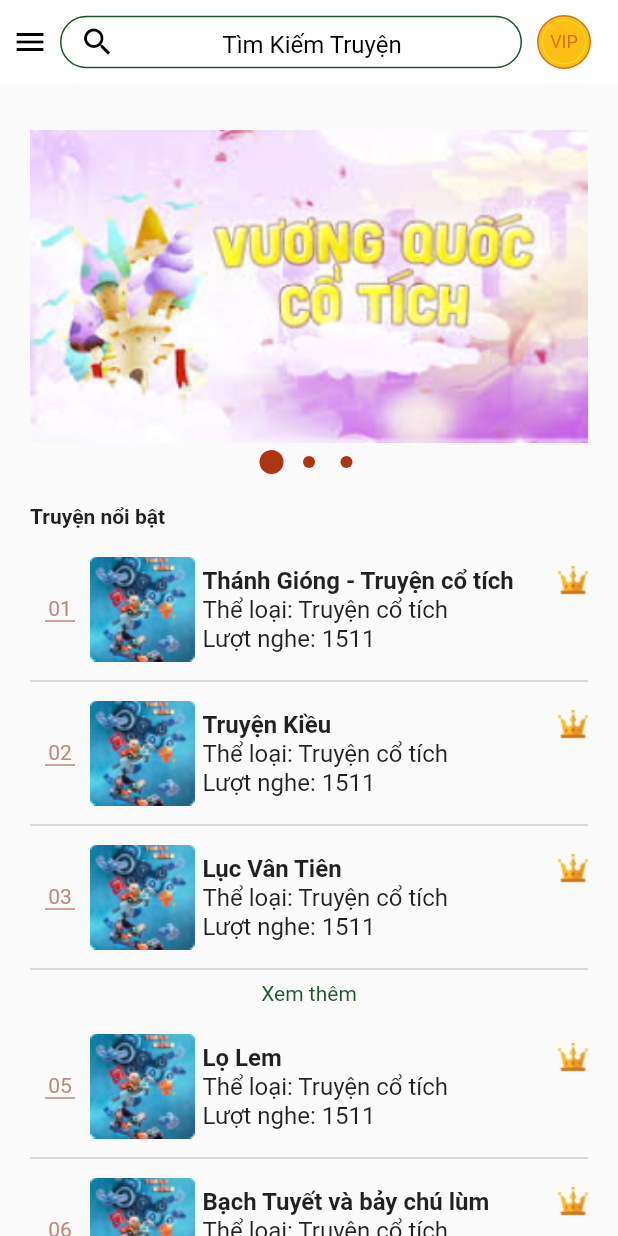
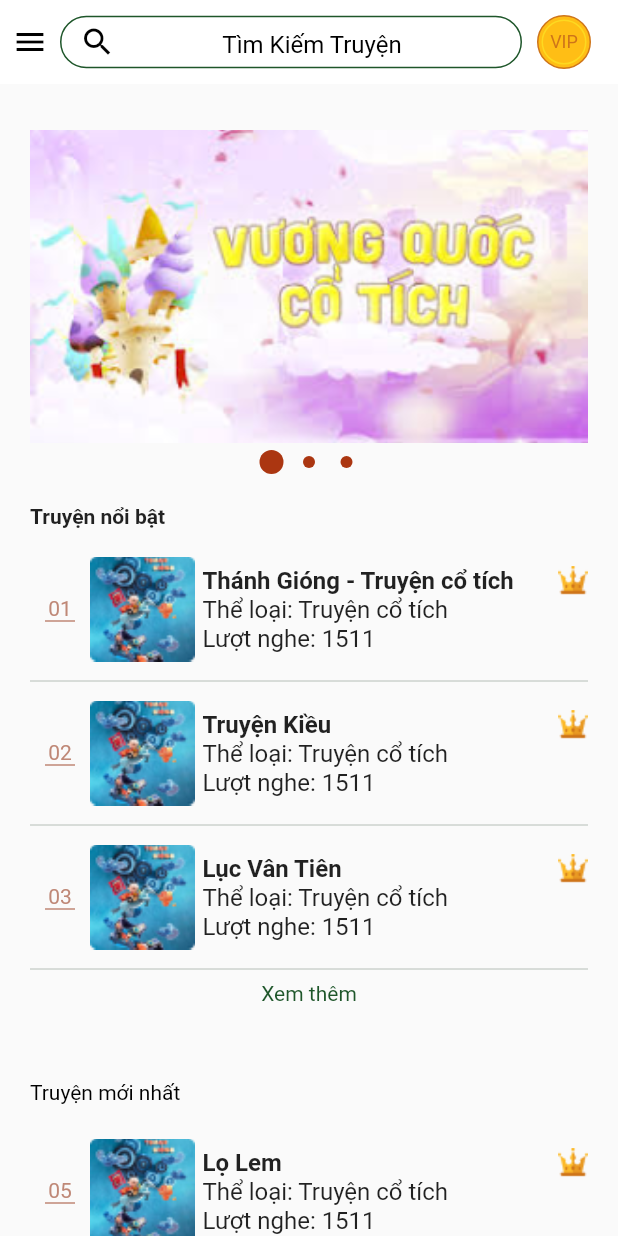
Before and after one commit to HenryQz/book_store, a Flutter app: the Home screen opened directly, on a phone screen of 412 x 824 dp. Run offline on Flutter 3.47's test engine with Material 2 defaults, Android fonts, the phone set to English and light mode, and no system bars.

Commit message:
refactor code home screen

```diff
--- a/lib/model/story_model.dart
+++ b/lib/model/story_model.dart
@@ -1,12 +1,51 @@
 
-class StoryModel {
+abstract class StoryHome {
+
+}
+
+class StoryHighlightModel extends StoryHome {
   String storyName;
   String storyType;
   int storyViews;
 
-  StoryModel({String storyName, String storyType, int storyViews}) {
+  StoryHighlightModel({String storyName, String storyType, int storyViews}) {
     this.storyName = storyName;
     this.storyType = storyType;
     this.storyViews = storyViews;
   }
 }
+
+class StoryHighlightHeader extends StoryHome {
+  String text = "Truyện nổi bật";
+}
+
+class StoryNewModel extends StoryHome {
+  String storyName;
+  String storyType;
+  int storyViews;
+
+  StoryNewModel({String storyName, String storyType, int storyViews}) {
+    this.storyName = storyName;
+    this.storyType = storyType;
+    this.storyViews = storyViews;
+  }
+}
+
+class StoryViewHeader extends StoryHome {
+  String textMore = "Xem thêm";
+  String storyNewTitle = "Truyện mới nhất";
+}
+
+class StoryTypeHeader extends StoryHome {
+  String textMore = "Xem thêm";
+  String storyNewTitle = "Thể loại truyện";
+}
+
+class StoryTypeModel extends StoryHome {
+  String storyType;
+  int type = 0;
+
+  StoryTypeModel({String storyType}) {
+    this.storyType = storyType;
+  }
+}
--- a/lib/widgets/home/home.dart
+++ b/lib/widgets/home/home.dart
@@ -22,29 +22,56 @@ class _HomeState extends State<Home> {
   static const _kCurve = Curves.ease;
   final _kArrowColor = Colors.black.withOpacity(0.8);
 
-  List<StoryModel> storyHighlight = [
-    StoryModel(storyName: "Thánh Gióng - Truyện cổ tích", storyType: "Truyện cổ tích", storyViews: 1511),
-    StoryModel(storyName: "Truyện Kiều", storyType: "Truyện cổ tích", storyViews: 1511),
-    StoryModel(storyName: "Lục Vân Tiên", storyType: "Truyện cổ tích", storyViews: 1511)
+  List<StoryHome> stories = [];
+
+  List<StoryHome> storyHighlight = [
+    StoryHighlightModel(
+        storyName: "Thánh Gióng - Truyện cổ tích",
+        storyType: "Truyện cổ tích",
+        storyViews: 1511),
+    StoryHighlightModel(
+        storyName: "Truyện Kiều",
+        storyType: "Truyện cổ tích",
+        storyViews: 1511),
+    StoryHighlightModel(
+        storyName: "Lục Vân Tiên",
+        storyType: "Truyện cổ tích",
+        storyViews: 1511)
   ];
 
-  List<StoryModel> storyNews = [
-    StoryModel(storyName: "Lọ Lem", storyType: "Truyện cổ tích", storyViews: 1511),
-    StoryModel(storyName: "Bạch Tuyết và bảy chú lùm", storyType: "Truyện cổ tích", storyViews: 1511),
-    StoryModel(storyName: "Cô bé bán diêm", storyType: "Truyện cổ tích", storyViews: 1511)
+  List<StoryHome> storyNews = [
+    StoryNewModel(
+        storyName: "Lọ Lem", storyType: "Truyện cổ tích", storyViews: 1511),
+    StoryNewModel(
+        storyName: "Bạch Tuyết và bảy chú lùm",
+        storyType: "Truyện cổ tích",
+        storyViews: 1511),
+    StoryNewModel(
+        storyName: "Cô bé bán diêm",
+        storyType: "Truyện cổ tích",
+        storyViews: 1511)
   ];
 
-  List<String> storyTypes = [
-    "Truyện cổ tích Việt Nam",
-    "Truyện cổ tích thế giới",
-    "Truyện cổ tích Việt Nam",
-    "Truyện cổ tích thế giới",
+  List<StoryHome> storyTypes = [
+    StoryTypeModel(storyType: "Truyện cổ tích Việt Nam"),
+    StoryTypeModel(storyType: "Truyện cổ tích thế giới"),
+    StoryTypeModel(storyType: "Truyện cổ tích Việt Nam"),
+    StoryTypeModel(storyType: "Truyện cổ tích thế giới"),
   ];
 
   @override
   void initState() {
     super.initState();
     _pageController = PageController();
+    List<StoryHome> highlightHeader = [StoryHighlightHeader()];
+    List<StoryHome> newHeader = [StoryViewHeader()];
+    List<StoryHome> typeHeader = [StoryTypeHeader()];
+    stories = highlightHeader +
+        storyHighlight +
+        newHeader +
+        storyNews +
+        typeHeader +
+        storyTypes;
   }
 
   @override
@@ -221,90 +248,35 @@ class _HomeState extends State<Home> {
             ),
             Expanded(
               child: Container(
-                margin: EdgeInsets.only(left: 20, top: 20,right: 20),
+                margin: EdgeInsets.only(left: 20, top: 20, right: 20),
                 child: new ListView.builder(
-                    itemCount: storyHighlight.length + storyNews.length + storyTypes.length + 3,
+                    itemCount: stories.length,
                     itemBuilder: (BuildContext context, int index) {
-                      if (index == 0) {
+                      var story = stories[index];
+                      if (story is StoryHighlightHeader) {
                         return Container(
                           height: 30,
-                          child: Text("Truyện nổi bật", style: TextStyle(fontWeight: FontWeight.bold, fontSize: 14),),
-                        );
-                      }
-
-                      if (index == storyHighlight.length + 1) {
-                        return Container(
-                          height: 30,
-                          child: Text("Xem thêm", style: TextStyle(color: HexColor.fromHex("1E562A"),fontWeight: FontWeight.w400, fontSize: 14),textAlign: TextAlign.center,),
-                        );
-                      }
-
-                      if (index == storyHighlight.length + storyNews.length + 2) {
-                        return Container(
-                          height: 100,
-                          child: Column(
-                            crossAxisAlignment: CrossAxisAlignment.start,
-                            children: [
-                              Center(
                           child: Text(
-                                  "Xem thêm",
+                            "Truyện nổi bật",
                             style: TextStyle(
-                                      color: HexColor.fromHex("1E562A"),
-                                      fontWeight: FontWeight.w400,
-                                      fontSize: 14),
-                                  textAlign: TextAlign.center,
-                                ),
-                              ),
-                              SizedBox(height: 50),
-                              Text(
-                                "Thể loại truyện",
-                                style: TextStyle(
-                                    color: Colors.black,
-                                    fontWeight: FontWeight.bold,
-                                    fontSize: 14),
-                                textAlign: TextAlign.left,
-                              ),
-                            ],
+                                fontWeight: FontWeight.bold, fontSize: 14),
                           ),
                         );
-                      }
-
-                      if (index >= storyHighlight.length + storyNews.length + 3){
-                        int storyIndex = index - 3 - storyHighlight.length - storyNews.length;
-                        String storyType = storyTypes[storyIndex];
-                        return Container(
-                          height: 40,
-                          child: Row(
-                            mainAxisAlignment: MainAxisAlignment.start,
-                            children: [
-                              Container(height: 40, width: 2, color: Colors.black,),
-                              Container(
-                                height: 30,
-                                child: Text("$storyType", style: TextStyle(
-                                    color: HexColor.fromHex("1E562A"),
-                                    fontWeight: FontWeight.bold,
-                                    fontSize: 14), textAlign: TextAlign.center,),
-                              ),
-                            ],
-                          ),
-                        );
-                      }
-
+                      } else if (story is StoryHighlightModel ||
+                          story is StoryNewModel) {
                         String storyName = "";
                         String storyType = "";
                         int storyViews = 0;
-                      if (index <= storyHighlight.length) {
-                        storyName =  storyHighlight[index - 1].storyName;
-                        storyType = storyHighlight[index - 1].storyType;
-                        storyViews = storyHighlight[index - 1].storyViews;
-                      } else if (index > storyHighlight.length ) {
-                        int storyIndex = index - 2 - storyHighlight.length;
-                        print(storyIndex);
-                        storyName =  storyNews[storyIndex].storyName;
-                        storyType = storyNews[storyIndex].storyType;
-                        storyViews = storyHighlight[storyIndex].storyViews;
+                        if (story is StoryHighlightModel) {
+                          storyName = story.storyName;
+                          storyType = story.storyType;
+                          storyViews = story.storyViews;
+                        } else if (story is StoryNewModel) {
+                          storyName = story.storyName;
+                          storyType = story.storyType;
+                          storyViews = story.storyViews;
                         }
-                      return  Column(
+                        return Column(
                           children: [
                             Row(
                               children: [
@@ -314,7 +286,12 @@ class _HomeState extends State<Home> {
                                   child: Column(
                                     mainAxisAlignment: MainAxisAlignment.center,
                                     children: [
-                                    Text("0$index", style: TextStyle(fontSize: 14, color: HexColor.fromHex("#BF8877")),),
+                                      Text(
+                                        "0$index",
+                                        style: TextStyle(
+                                            fontSize: 14,
+                                            color: HexColor.fromHex("#BF8877")),
+                                      ),
                                       Container(
                                         width: 20,
                                         height: 1,
@@ -327,7 +304,8 @@ class _HomeState extends State<Home> {
                                   width: 70,
                                   height: 70,
                                   child: Image(
-                                  image: AssetImage("assets/images/story_image.png"),
+                                    image: AssetImage(
+                                        "assets/images/story_image.png"),
                                     fit: BoxFit.cover,
                                   ),
                                 ),
@@ -335,28 +313,113 @@ class _HomeState extends State<Home> {
                                     child: Container(
                                   margin: EdgeInsets.only(left: 5),
                                   child: Column(
-                                      crossAxisAlignment: CrossAxisAlignment.start,
+                                    crossAxisAlignment:
+                                        CrossAxisAlignment.start,
                                     children: [
                                       Row(
-                                         mainAxisAlignment: MainAxisAlignment.spaceBetween,
+                                        mainAxisAlignment:
+                                            MainAxisAlignment.spaceBetween,
                                         children: [
-                                            Text("$storyName", style: TextStyle(fontWeight: FontWeight.bold, fontSize: 16),),
-                                            Image(image: AssetImage("assets/images/trophy_icon.png"))
+                                          Text(
+                                            "$storyName",
+                                            style: TextStyle(
+                                                fontWeight: FontWeight.bold,
+                                                fontSize: 16),
+                                          ),
+                                          Image(
+                                              image: AssetImage(
+                                                  "assets/images/trophy_icon.png"))
                                         ],
                                       ),
-                                        Text("Thể loại: $storyType", style: TextStyle(fontSize: 16),),
-                                        Text("Lượt nghe: $storyViews", style: TextStyle(fontSize: 16),),
+                                      Text(
+                                        "Thể loại: $storyType",
+                                        style: TextStyle(fontSize: 16),
+                                      ),
+                                      Text(
+                                        "Lượt nghe: $storyViews",
+                                        style: TextStyle(fontSize: 16),
+                                      ),
                                     ],
                                   ),
-                                  )
-                              )
+                                ))
                               ],
                             ),
                             Divider(color: HexColor.fromHex("#B5BEB7"))
                           ],
                         );
+                      } else if (story is StoryViewHeader ||
+                          story is StoryTypeHeader) {
+                        String storyMore = "";
+                        String storyType = "";
+                        if (story is StoryViewHeader) {
+                          storyMore = story.textMore;
+                          storyType = story.storyNewTitle;
+                        } else if (story is StoryTypeHeader) {
+                          storyMore = story.textMore;
+                          storyType = story.storyNewTitle;
                         }
+                        return Container(
+                          height: 100,
+                          child: Column(
+                            crossAxisAlignment: CrossAxisAlignment.start,
+                            children: [
+                              Center(
+                                child: Text(
+                                  "$storyMore",
+                                  style: TextStyle(
+                                      color: HexColor.fromHex("1E562A"),
+                                      fontWeight: FontWeight.w400,
+                                      fontSize: 14),
+                                  textAlign: TextAlign.center,
                                 ),
+                              ),
+                              SizedBox(height: 50),
+                              Text(
+                                "$storyType",
+                                style: TextStyle(
+                                    color: Colors.black,
+                                    fontSize: 14),
+                                textAlign: TextAlign.left,
+                              ),
+                            ],
+                          ),
+                        );
+                      } else if (story is StoryTypeModel) {
+                        String storyType = story.storyType;
+                        return Container(
+                          height: 40,
+                          color: HexColor.fromHex("#D4F1CF").withOpacity(0.34),
+                          margin: EdgeInsets.only(top: 2, bottom: 2),
+                          child: Row(
+                            mainAxisAlignment: MainAxisAlignment.spaceBetween,
+                            children: [
+                              Row(
+                                mainAxisAlignment: MainAxisAlignment.start,
+                                crossAxisAlignment: CrossAxisAlignment.center,
+                                children: [
+                                  Container(
+                                    height: 30,
+                                    width: 2,
+                                    color: HexColor.fromHex("#1E562A"),
+                                    margin: EdgeInsets.only(left: 5, right: 5),
+                                  ),
+                                  Text(
+                                    "$storyType",
+                                    style: TextStyle(
+                                        color: HexColor.fromHex("1E562A"),
+                                        fontWeight: FontWeight.bold,
+                                        fontSize: 14),
+                                    textAlign: TextAlign.center,
+                                  ),
+                                ],
+                              ),
+                              Icon(Icons.arrow_forward_ios, size: 15,color: Colors.black.withOpacity(0.54),)
+                            ],
+                          ),
+                        );
+                      }
+                      return null;
+                    }),
               ),
             ),
           ],
```
Lines whose indentation alone changed are shown as unchanged.
